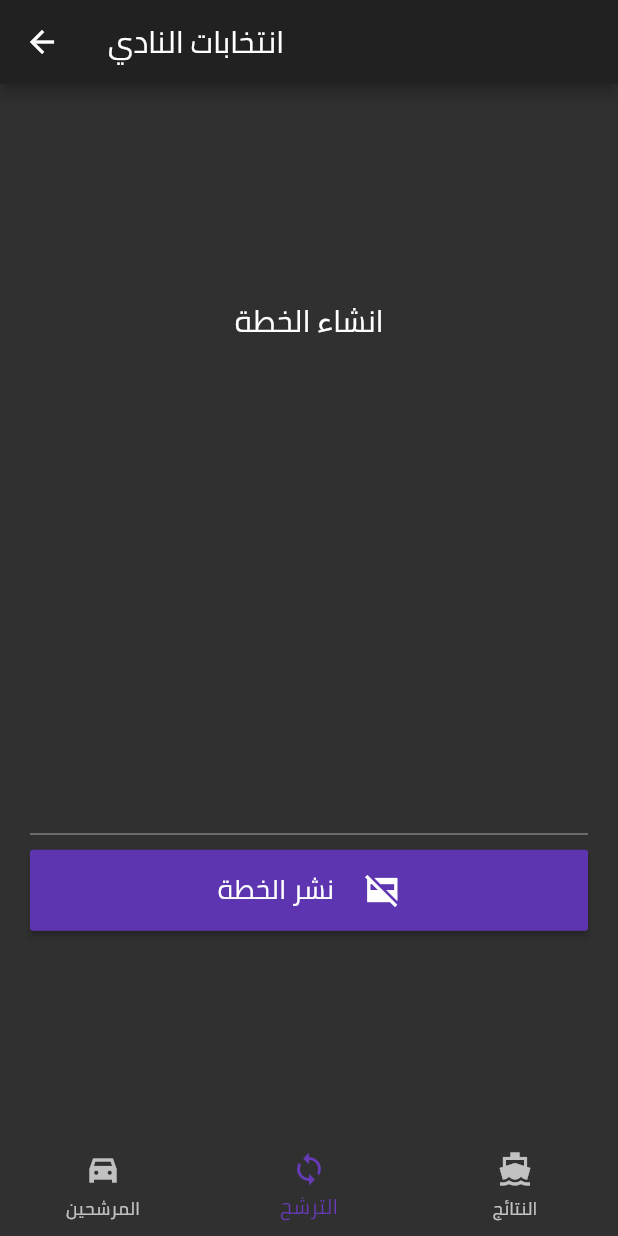
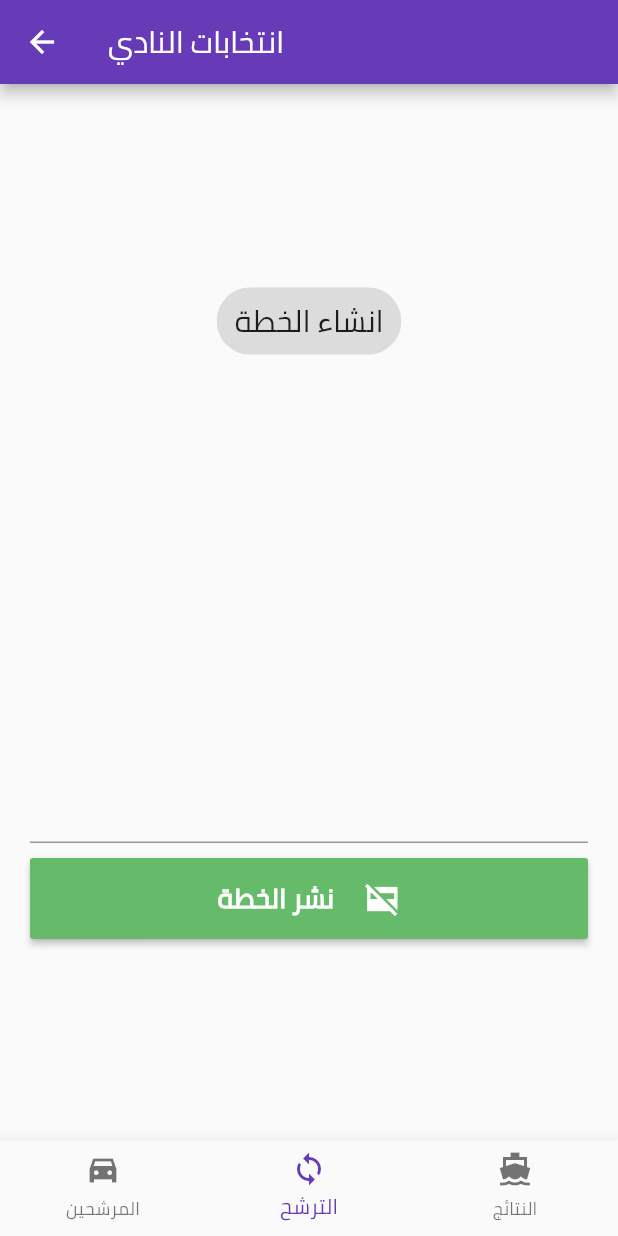
Before and after one commit to WadhahEssam/ftc_flutter_hackathon, a Flutter app: the ElectionPage screen opened directly, item 2 of the bottom bar chosen, after a tap on "نشر الخطة", on a phone screen of 412 x 824 dp. Run offline on Flutter 3.47's test engine with Material 2 defaults, Android fonts, the phone set to English and light mode, and no system bars.

Commit message:
many small fixes

```diff
--- a/lib/election.dart
+++ b/lib/election.dart
@@ -35,7 +35,7 @@ class ElectionPageState extends State<ElectionPage> with WidgetsBindingObserver{
           padding: const EdgeInsets.all(14.0),
           itemCount: candidateNames.length,
           itemBuilder: (BuildContext ctxt, int i) {
-            return _candidateCard(candidateNames[i], candidatePlans[i], candidateImages[i]);
+              return Column(children: [Container(padding: EdgeInsets.only(top: 20)),  _candidateCard(candidateNames[i], candidatePlans[i], candidateImages[i])]);
           }
         ),
       )
@@ -45,9 +45,12 @@ class ElectionPageState extends State<ElectionPage> with WidgetsBindingObserver{
   Widget _candidateCard(String name, String plan, String image) {
     return
       Card(
+        shape: RoundedRectangleBorder(
+                borderRadius: BorderRadius.all(Radius.circular(20.0)),
+        ),
         child: Column(children: [
           Container(
-            decoration: new BoxDecoration(color: Colors.deepPurple.shade200,),
+            decoration: new BoxDecoration(color: Colors.deepPurple.shade200, borderRadius: BorderRadius.only(topLeft: Radius.circular(20.0), topRight: Radius.circular(20.0))),
             alignment: Alignment.centerRight,
             child: Row(
               children: [
@@ -58,7 +61,7 @@ class ElectionPageState extends State<ElectionPage> with WidgetsBindingObserver{
             padding: EdgeInsets.only(top: 15, bottom:15, left: 10),
           ),
           Container(child: Column(children: <Widget>[
-            Container(child: Chip(label: Text('خطة المرشح', style: TextStyle(fontSize: 13, letterSpacing: 2))), padding: EdgeInsets.only(top: 15, bottom: 5)),
+            Container(child: Chip(label: Text('الخطة', style: TextStyle(fontSize: 13, letterSpacing: 2))), padding: EdgeInsets.only(top: 15, bottom: 5)),
             Container(child: Text(plan, style: TextStyle(fontSize: 10, letterSpacing: 2), textDirection: TextDirection.rtl), padding: EdgeInsets.only(top: 5, bottom: 20, left: 20, right: 20)),
             Container(
               child: ButtonBar(
@@ -83,13 +86,14 @@ class ElectionPageState extends State<ElectionPage> with WidgetsBindingObserver{
           child: Column(
             mainAxisAlignment: MainAxisAlignment.center,
             children: [
-              Text('انشاء الخطة', style: TextStyle(fontSize: 20)),
+              Chip(label: Text('انشاء الخطة', style: TextStyle(fontSize: 20))),
               TextField(keyboardType: TextInputType.multiline,maxLines: 10, onChanged: _textFieldChanged, textDirection: TextDirection.rtl,),
               Container(child: Container(), margin: EdgeInsets.only(top: 10.0)), // just a padding
               RaisedButton(
+                color: Colors.green.shade400,
                 child: Row(children: [
-                  Container(child: Text('نشر الخطة', style: TextStyle(fontSize: 18)), padding: EdgeInsets.only(right: 20.0)),
-                  Icon(IconData(0xe89c, fontFamily: 'MaterialIcons')),
+                  Container(child: Text('نشر الخطة', style: TextStyle(fontSize: 18, color: Colors.white, fontWeight: FontWeight.bold)), padding: EdgeInsets.only(right: 20.0)),
+                  Icon(IconData(0xe89c, fontFamily: 'MaterialIcons'), color:Colors.white),
                 ], mainAxisAlignment: MainAxisAlignment.center,),
                 onPressed: _submitCandidate,
                 padding: EdgeInsets.only(left: 50, right: 50, top: 10, bottom: 10),
@@ -114,7 +118,7 @@ class ElectionPageState extends State<ElectionPage> with WidgetsBindingObserver{
         Column(children: [
           Container(child: Row(textDirection: TextDirection.rtl ,children: [Text(question)], mainAxisSize: MainAxisSize.max,), padding: EdgeInsets.all(12), decoration: new BoxDecoration(color: Colors.grey.shade200),),
           Container(child: Text(answer, textDirection: TextDirection.rtl ), padding: EdgeInsets.all(12)),
-        ])
+        ]),
     );
   }
 
@@ -148,7 +152,7 @@ class ElectionPageState extends State<ElectionPage> with WidgetsBindingObserver{
   }
 
   void _submitCandidate() {
-    candidateNames.add('نواف القعيد');
+    candidateNames.add('انس الردادي');
     candidateImages.add('4');
     candidatePlans.add(currentCandidatePlan);
   }
--- a/lib/main.dart
+++ b/lib/main.dart
@@ -15,7 +15,7 @@ class MyApp extends StatelessWidget {
   Widget build(BuildContext context) {
     return MaterialApp(
       title: 'Flutter Demo',
-      theme: ThemeData(fontFamily: 'Cairo', primarySwatch: Colors.deepPurple, brightness: Brightness.dark,),
+      theme: ThemeData(fontFamily: 'Cairo', primarySwatch: Colors.deepPurple, brightness: Brightness.light),
       home: HomePage(),
       debugShowCheckedModeBanner: false,
     );
@@ -47,16 +47,14 @@ class HomePageState extends State<HomePage> {
     return Scaffold(
       drawer: DrawerSection(),
       appBar: AppBar(
-        title: Text(
-          'نادي تقنية المستقبل',
-          style: TextStyle(fontFamily: 'Cairo'),
-        ),
+        title: Text('نادي تقنية المستقبل'),
+        actions: <Widget>[IconButton(icon: const Icon(Icons.info), onPressed: _showDrawer,)],
       ),
       body: _buildMainButtons(),
     );
   }
 
-  _showDrawer() {
+  void _showDrawer() {
     print('drawer supposed to be viwed');
   }
 
--- a/lib/settings.dart
+++ b/lib/settings.dart
@@ -15,6 +15,6 @@ class SettingsPageState extends State<SettingsPage> {
   }
 
   Widget _settingsMenu() {
-    return Center(child: Text('الاعدادات'));
+    return Center(child: Text('لا يوجد اعدادات حاليا'));
   }
 }
```
